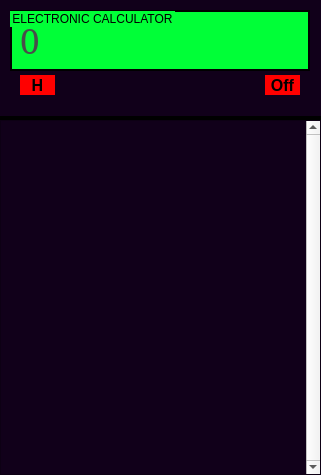
Old version of the form CalculatorWindow.ui in the repository MAXXXYMIRON/Calculator.
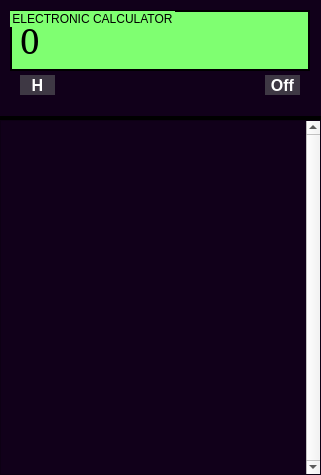
New version of the form. Icons and pictures are not drawn.

The edit to the form file:
```diff
--- a/CalculatorWindow.ui
+++ b/CalculatorWindow.ui
@@ -962,27 +962,27 @@
        <colorrole role="Button">
         <brush brushstyle="SolidPattern">
          <color alpha="255">
-          <red>0</red>
+          <red>127</red>
           <green>255</green>
-          <blue>55</blue>
+          <blue>113</blue>
          </color>
         </brush>
        </colorrole>
        <colorrole role="Base">
         <brush brushstyle="SolidPattern">
          <color alpha="255">
-          <red>0</red>
+          <red>127</red>
           <green>255</green>
-          <blue>55</blue>
+          <blue>113</blue>
          </color>
         </brush>
        </colorrole>
        <colorrole role="Window">
         <brush brushstyle="SolidPattern">
          <color alpha="255">
-          <red>0</red>
+          <red>127</red>
           <green>255</green>
-          <blue>55</blue>
+          <blue>113</blue>
          </color>
         </brush>
        </colorrole>
@@ -1000,27 +1000,27 @@
        <colorrole role="Button">
         <brush brushstyle="SolidPattern">
          <color alpha="255">
-          <red>0</red>
+          <red>127</red>
           <green>255</green>
-          <blue>55</blue>
+          <blue>113</blue>
          </color>
         </brush>
        </colorrole>
        <colorrole role="Base">
         <brush brushstyle="SolidPattern">
          <color alpha="255">
-          <red>0</red>
+          <red>127</red>
           <green>255</green>
-          <blue>55</blue>
+          <blue>113</blue>
          </color>
         </brush>
        </colorrole>
        <colorrole role="Window">
         <brush brushstyle="SolidPattern">
          <color alpha="255">
-          <red>0</red>
+          <red>127</red>
           <green>255</green>
-          <blue>55</blue>
+          <blue>113</blue>
          </color>
         </brush>
        </colorrole>
@@ -1038,27 +1038,27 @@
        <colorrole role="Button">
         <brush brushstyle="SolidPattern">
          <color alpha="255">
-          <red>0</red>
+          <red>127</red>
           <green>255</green>
-          <blue>55</blue>
+          <blue>113</blue>
          </color>
         </brush>
        </colorrole>
        <colorrole role="Base">
         <brush brushstyle="SolidPattern">
          <color alpha="255">
-          <red>0</red>
+          <red>127</red>
           <green>255</green>
-          <blue>55</blue>
+          <blue>113</blue>
          </color>
         </brush>
        </colorrole>
        <colorrole role="Window">
         <brush brushstyle="SolidPattern">
          <color alpha="255">
-          <red>0</red>
+          <red>127</red>
           <green>255</green>
-          <blue>55</blue>
+          <blue>113</blue>
          </color>
         </brush>
        </colorrole>
@@ -1075,7 +1075,7 @@
     </property>
     <property name="styleSheet">
      <string notr="true">QGroupBox{
-  background-color: #00FF37;
+  background-color: #7FFF71;
    border: 2px solid black;
 }</string>
     </property>
@@ -1100,7 +1100,7 @@
      <property name="styleSheet">
       <string notr="true">QLabel {
   qproperty-alignment: 'AlignVCenter | AlignRight';
-  color : #494E4A;
+  color : #000000;
 }
 </string>
      </property>
@@ -1922,6 +1922,124 @@
       <height>20</height>
      </size>
     </property>
+    <property name="palette">
+     <palette>
+      <active>
+       <colorrole role="Button">
+        <brush brushstyle="SolidPattern">
+         <color alpha="255">
+          <red>62</red>
+          <green>56</green>
+          <blue>68</blue>
+         </color>
+        </brush>
+       </colorrole>
+       <colorrole role="ButtonText">
+        <brush brushstyle="SolidPattern">
+         <color alpha="255">
+          <red>255</red>
+          <green>255</green>
+          <blue>255</blue>
+         </color>
+        </brush>
+       </colorrole>
+       <colorrole role="Base">
+        <brush brushstyle="SolidPattern">
+         <color alpha="255">
+          <red>62</red>
+          <green>56</green>
+          <blue>68</blue>
+         </color>
+        </brush>
+       </colorrole>
+       <colorrole role="Window">
+        <brush brushstyle="SolidPattern">
+         <color alpha="255">
+          <red>62</red>
+          <green>56</green>
+          <blue>68</blue>
+         </color>
+        </brush>
+       </colorrole>
+      </active>
+      <inactive>
+       <colorrole role="Button">
+        <brush brushstyle="SolidPattern">
+         <color alpha="255">
+          <red>62</red>
+          <green>56</green>
+          <blue>68</blue>
+         </color>
+        </brush>
+       </colorrole>
+       <colorrole role="ButtonText">
+        <brush brushstyle="SolidPattern">
+         <color alpha="255">
+          <red>255</red>
+          <green>255</green>
+          <blue>255</blue>
+         </color>
+        </brush>
+       </colorrole>
+       <colorrole role="Base">
+        <brush brushstyle="SolidPattern">
+         <color alpha="255">
+          <red>62</red>
+          <green>56</green>
+          <blue>68</blue>
+         </color>
+        </brush>
+       </colorrole>
+       <colorrole role="Window">
+        <brush brushstyle="SolidPattern">
+         <color alpha="255">
+          <red>62</red>
+          <green>56</green>
+          <blue>68</blue>
+         </color>
+        </brush>
+       </colorrole>
+      </inactive>
+      <disabled>
+       <colorrole role="Button">
+        <brush brushstyle="SolidPattern">
+         <color alpha="255">
+          <red>62</red>
+          <green>56</green>
+          <blue>68</blue>
+         </color>
+        </brush>
+       </colorrole>
+       <colorrole role="ButtonText">
+        <brush brushstyle="SolidPattern">
+         <color alpha="255">
+          <red>120</red>
+          <green>120</green>
+          <blue>120</blue>
+         </color>
+        </brush>
+       </colorrole>
+       <colorrole role="Base">
+        <brush brushstyle="SolidPattern">
+         <color alpha="255">
+          <red>62</red>
+          <green>56</green>
+          <blue>68</blue>
+         </color>
+        </brush>
+       </colorrole>
+       <colorrole role="Window">
+        <brush brushstyle="SolidPattern">
+         <color alpha="255">
+          <red>62</red>
+          <green>56</green>
+          <blue>68</blue>
+         </color>
+        </brush>
+       </colorrole>
+      </disabled>
+     </palette>
+    </property>
     <property name="font">
      <font>
       <pointsize>12</pointsize>
@@ -1934,7 +2052,7 @@
     </property>
     <property name="styleSheet">
      <string notr="true">QPushButton {
-  background-color: #FF0000;
+  background-color: #3E3844;
    border: 0px solid black;
 }
 QPushButton:pressed {
@@ -1967,6 +2085,124 @@
       <height>20</height>
      </size>
     </property>
+    <property name="palette">
+     <palette>
+      <active>
+       <colorrole role="Button">
+        <brush brushstyle="SolidPattern">
+         <color alpha="255">
+          <red>62</red>
+          <green>56</green>
+          <blue>68</blue>
+         </color>
+        </brush>
+       </colorrole>
+       <colorrole role="ButtonText">
+        <brush brushstyle="SolidPattern">
+         <color alpha="255">
+          <red>255</red>
+          <green>255</green>
+          <blue>255</blue>
+         </color>
+        </brush>
+       </colorrole>
+       <colorrole role="Base">
+        <brush brushstyle="SolidPattern">
+         <color alpha="255">
+          <red>62</red>
+          <green>56</green>
+          <blue>68</blue>
+         </color>
+        </brush>
+       </colorrole>
+       <colorrole role="Window">
+        <brush brushstyle="SolidPattern">
+         <color alpha="255">
+          <red>62</red>
+          <green>56</green>
+          <blue>68</blue>
+         </color>
+        </brush>
+       </colorrole>
+      </active>
+      <inactive>
+       <colorrole role="Button">
+        <brush brushstyle="SolidPattern">
+         <color alpha="255">
+          <red>62</red>
+          <green>56</green>
+          <blue>68</blue>
+         </color>
+        </brush>
+       </colorrole>
+       <colorrole role="ButtonText">
+        <brush brushstyle="SolidPattern">
+         <color alpha="255">
+          <red>255</red>
+          <green>255</green>
+          <blue>255</blue>
+         </color>
+        </brush>
+       </colorrole>
+       <colorrole role="Base">
+        <brush brushstyle="SolidPattern">
+         <color alpha="255">
+          <red>62</red>
+          <green>56</green>
+          <blue>68</blue>
+         </color>
+        </brush>
+       </colorrole>
+       <colorrole role="Window">
+        <brush brushstyle="SolidPattern">
+         <color alpha="255">
+          <red>62</red>
+          <green>56</green>
+          <blue>68</blue>
+         </color>
+        </brush>
+       </colorrole>
+      </inactive>
+      <disabled>
+       <colorrole role="Button">
+        <brush brushstyle="SolidPattern">
+         <color alpha="255">
+          <red>62</red>
+          <green>56</green>
+          <blue>68</blue>
+         </color>
+        </brush>
+       </colorrole>
+       <colorrole role="ButtonText">
+        <brush brushstyle="SolidPattern">
+         <color alpha="255">
+          <red>120</red>
+          <green>120</green>
+          <blue>120</blue>
+         </color>
+        </brush>
+       </colorrole>
+       <colorrole role="Base">
+        <brush brushstyle="SolidPattern">
+         <color alpha="255">
+          <red>62</red>
+          <green>56</green>
+          <blue>68</blue>
+         </color>
+        </brush>
+       </colorrole>
+       <colorrole role="Window">
+        <brush brushstyle="SolidPattern">
+         <color alpha="255">
+          <red>62</red>
+          <green>56</green>
+          <blue>68</blue>
+         </color>
+        </brush>
+       </colorrole>
+      </disabled>
+     </palette>
+    </property>
     <property name="font">
      <font>
       <pointsize>12</pointsize>
@@ -1979,7 +2215,7 @@
     </property>
     <property name="styleSheet">
      <string notr="true">QPushButton {
-  background-color: #FF0000;
+  background-color: #3E3844;
    border: 0px solid black;
 }
 QPushButton:pressed {
```
Left out of the diff: 564 changed lines with no effect on the pictures.
